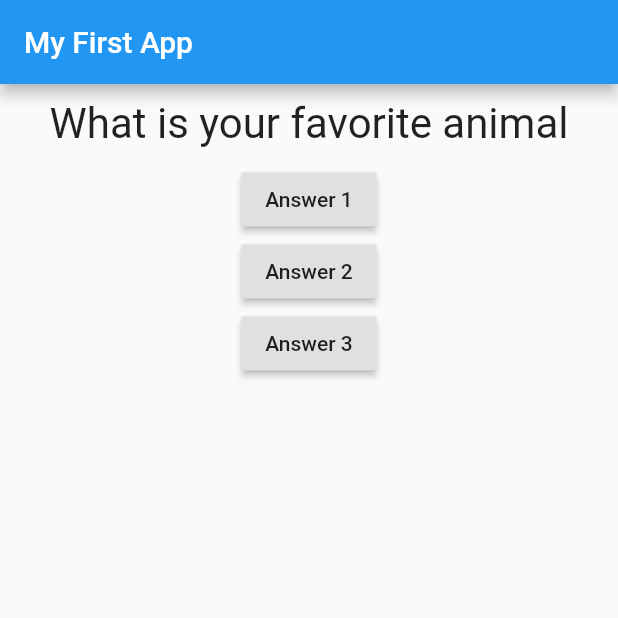
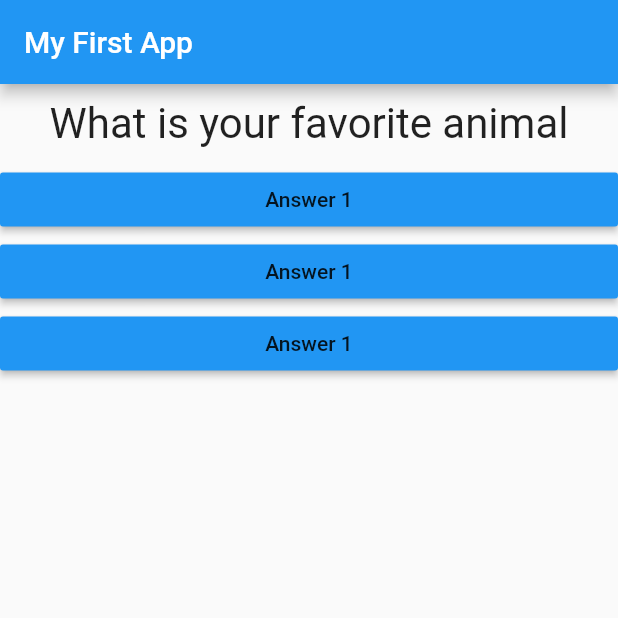
Before and after one commit to AlphaDecodeX/QuizApp, a Flutter app: the screen it shows after launch, after a tap on "Answer 1", on a phone screen of 412 x 824 dp, the top half of it. Run offline on Flutter 3.47's test engine with Material 2 defaults, Android fonts, the phone set to English and light mode, and no system bars.

```diff
--- /dev/null
+++ b/lib/answer.dart
@@ -0,0 +1,19 @@
+import 'package:flutter/material.dart';
+
+class Answer extends StatelessWidget {
+  final VoidCallback selectHandler;
+
+  Answer(this.selectHandler); //Pointer at a Function
+
+  @override
+  Widget build(BuildContext context) {
+    return Container(
+      width: double.infinity,
+      child: RaisedButton(
+        child: Text("Answer 1"),
+        onPressed: selectHandler,
+        color: Colors.blue,
+      ),
+    );
+  }
+}
--- a/lib/main.dart
+++ b/lib/main.dart
@@ -1,6 +1,6 @@
 import 'package:flutter/material.dart';
 import './question.dart';
-
+import './answer.dart';
 // void main() {
 //   runApp(MyApp());
 // }
@@ -10,7 +10,6 @@ void main() => runApp(MyApp());
 class MyApp extends StatefulWidget {
   @override
   State<StatefulWidget> createState() {
-    // TODO: implement createState
     return _MyAppState();
   }
 }
@@ -18,7 +17,7 @@ class MyApp extends StatefulWidget {
 class _MyAppState extends State<MyApp> {
   var questionIndex = 0;
 
-  void answerQuestion() {
+  void _answerQuestion() {
     setState(() {
       questionIndex += 1;
     });
@@ -39,10 +38,9 @@ class _MyAppState extends State<MyApp> {
         body: Column(
           children: <Widget>[
             Question(questions[questionIndex]),
-            RaisedButton(child: Text('Answer 1'), onPressed: answerQuestion),
-            RaisedButton(
-                child: Text('Answer 2'), onPressed: () => {print("Answer 2")}),
-            RaisedButton(child: Text('Answer 3'), onPressed: answerQuestion),
+            Answer(_answerQuestion),
+            Answer(_answerQuestion),
+            Answer(_answerQuestion),
           ],
         ),
       ),
```
